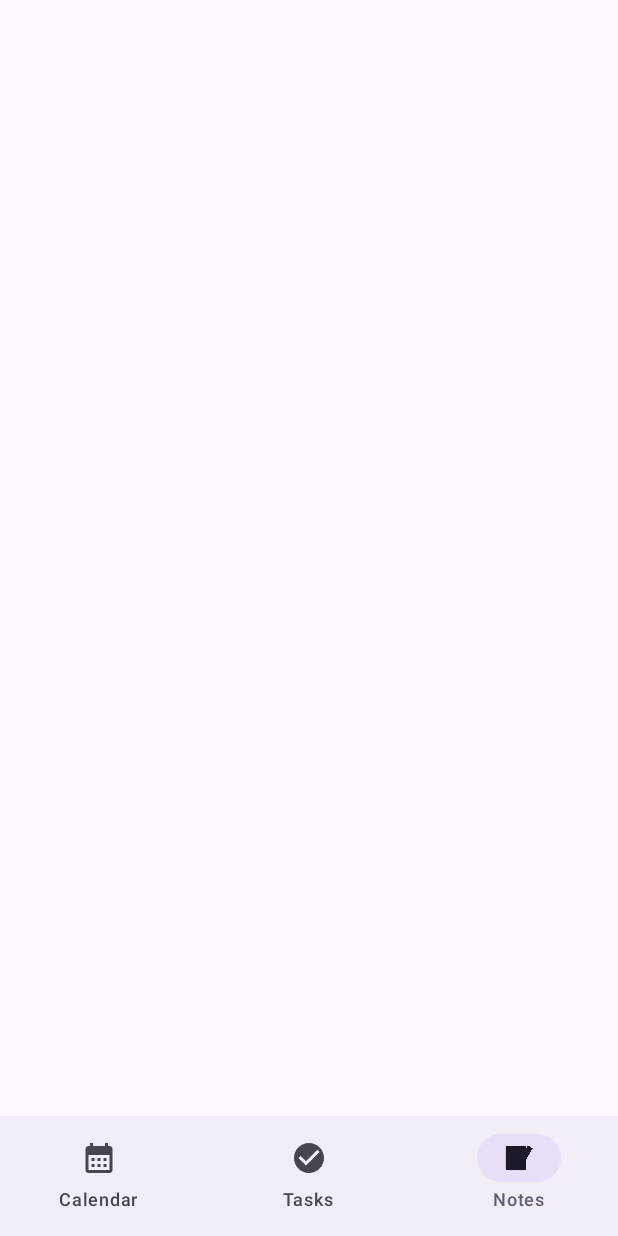
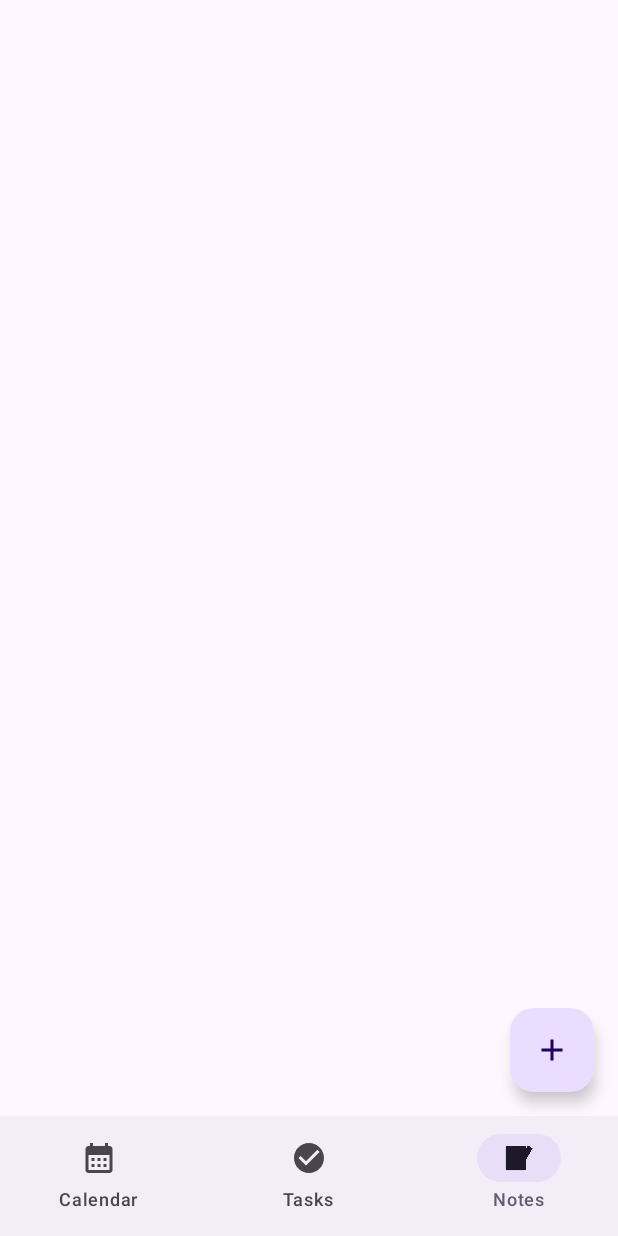
Before and after one commit to corey2120/My_Day, an Android app built with Jetpack Compose: the composable HomeScreen shown on its own in the app's theme, item 3 of the bottom bar chosen, on a phone screen of 412 x 824 dp. Run offline under Robolectric (Android 15) with nearby library versions, the phone set to English and light mode, and no system bars; our stand-ins replace Dagger/Hilt's generated code.

Commit message:
Fixed Notes issues cause after fixing other bugs

```diff
--- a/app/src/main/java/com/example/myday/HomeScreen.kt
+++ b/app/src/main/java/com/example/myday/HomeScreen.kt
@@ -131,7 +131,20 @@ fun HomeScreen(viewModel: MainViewModel) {
                         composable("notes_list") {
                             NotesScreen(
                                 viewModel = viewModel,
-                                onNoteClicked = { noteId -> notesNavController.navigate("note_detail/$noteId") }
+                                onNoteClicked = { noteId ->
+                                    if (noteId.isBlank()) {
+                                        notesNavController.navigate("note_detail_new")
+                                    } else {
+                                        notesNavController.navigate("note_detail/$noteId")
+                                    }
+                                }
+                            )
+                        }
+                        composable("note_detail_new") {
+                            NoteDetailScreen(
+                                viewModel = viewModel,
+                                noteId = null,
+                                onBack = { notesNavController.popBackStack() }
                             )
                         }
                         composable("note_detail/{noteId}") { backStackEntry ->
--- a/app/src/main/java/com/example/myday/NoteDetailScreen.kt
+++ b/app/src/main/java/com/example/myday/NoteDetailScreen.kt
@@ -17,7 +17,7 @@ import kotlinx.coroutines.flow.flowOf
 @Composable
 fun NoteDetailScreen(viewModel: MainViewModel, noteId: String?, onBack: () -> Unit) {
     val existingNote by remember(noteId) {
-        if (noteId != null && noteId != "new") {
+        if (!noteId.isNullOrBlank()) {
             viewModel.getNoteFlowById(noteId)
         } else flowOf(null)
     }.collectAsState(initial = null)
@@ -41,7 +41,7 @@ fun NoteDetailScreen(viewModel: MainViewModel, noteId: String?, onBack: () -> Un
             TopAppBar(
                 title = {
                     Text(
-                        if (noteId == "new") "New Note" else "Edit Note",
+                        if (noteId.isNullOrBlank()) "New Note" else "Edit Note",
                         color = textColor
                     )
                 },
@@ -56,7 +56,7 @@ fun NoteDetailScreen(viewModel: MainViewModel, noteId: String?, onBack: () -> Un
                 },
                 actions = {
                     IconButton(onClick = {
-                        if (noteId == "new") {
+                        if (noteId.isNullOrBlank()) {
                             viewModel.addNote(title, content)
                         } else {
                             existingNote?.let { noteToUpdate ->
--- a/app/src/main/java/com/example/myday/NotesScreen.kt
+++ b/app/src/main/java/com/example/myday/NotesScreen.kt
@@ -38,16 +38,26 @@ fun NotesScreen(
 ) {
     val notes by viewModel.notes.collectAsState()
 
+    Scaffold(
+        floatingActionButton = {
+            FloatingActionButton(onClick = { onNoteClicked("") }) {
+                Icon(Icons.Default.Add, contentDescription = "Add New Note")
+            }
+        }
+    ) { paddingValues ->
         LazyVerticalStaggeredGrid(
             columns = StaggeredGridCells.Fixed(2),
             horizontalArrangement = Arrangement.spacedBy(8.dp),
-        verticalItemSpacing = 8.dp
+            verticalItemSpacing = 8.dp,
+            contentPadding = paddingValues,
+            modifier = Modifier.fillMaxSize()
         ) {
             item {
                 Spacer(modifier = Modifier.height(16.dp))
             }
             items(notes) { note ->
                 NoteItem(note = note, onClick = { onNoteClicked(note.id) }, onDelete = { viewModel.deleteNote(note) })
+            }
         }
     }
 }
```
Lines whose indentation alone changed are shown as unchanged.
